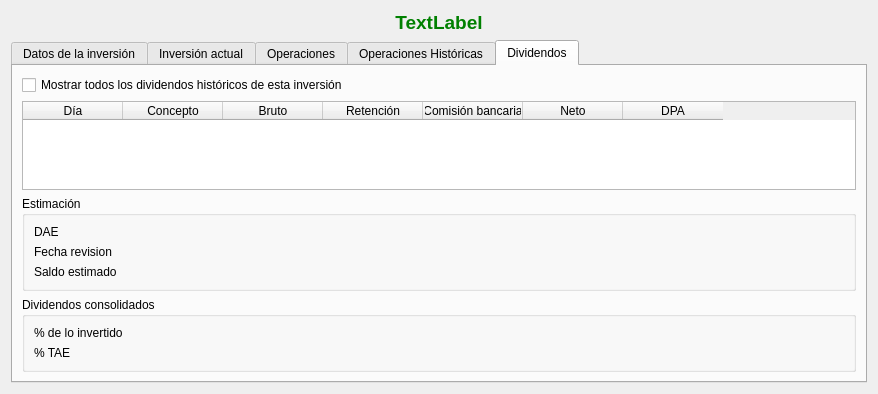
turulomio/xulpymoney, file ui/frmInversionesEstudio.ui: the form before one commit.
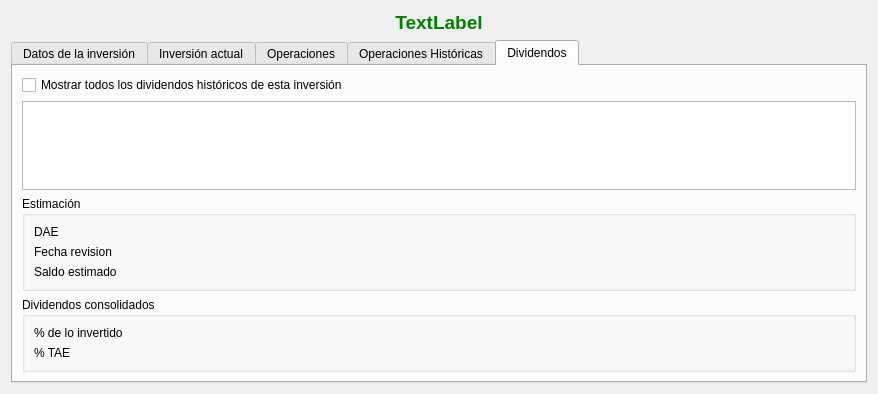
The form after the commit. The open tabs and pages were chosen to show the change. Icons and pictures are not drawn. Custom widgets are drawn as their Qt base class.

The edit to the form file:
```diff
--- a/ui/frmInversionesEstudio.ui
+++ b/ui/frmInversionesEstudio.ui
@@ -396,41 +396,6 @@
              <attribute name="verticalHeaderVisible">
               <bool>false</bool>
              </attribute>
-             <column>
-              <property name="text">
-               <string>Día</string>
-              </property>
-             </column>
-             <column>
-              <property name="text">
-               <string>Concepto</string>
-              </property>
-             </column>
-             <column>
-              <property name="text">
-               <string>Bruto</string>
-              </property>
-             </column>
-             <column>
-              <property name="text">
-               <string>Retención</string>
-              </property>
-             </column>
-             <column>
-              <property name="text">
-               <string>Comisión bancaria</string>
-              </property>
-             </column>
-             <column>
-              <property name="text">
-               <string>Neto</string>
-              </property>
-             </column>
-             <column>
-              <property name="text">
-               <string>DPA</string>
-              </property>
-             </column>
             </widget>
            </item>
            <item>
```
Left out of the diff: 2 changed lines with no effect on the pictures.
